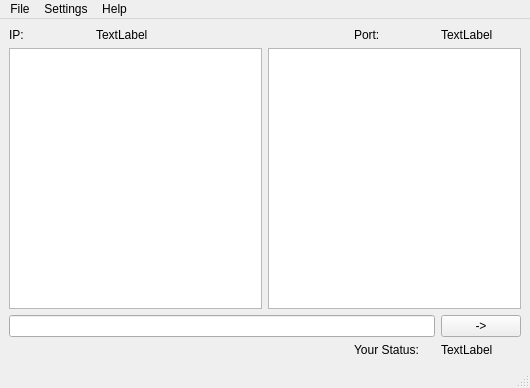
This is TeddyClient/clientwindow.ui in TeddyReady/TeddyChat as Qt 5 draws it before an edit. The edited form follows.
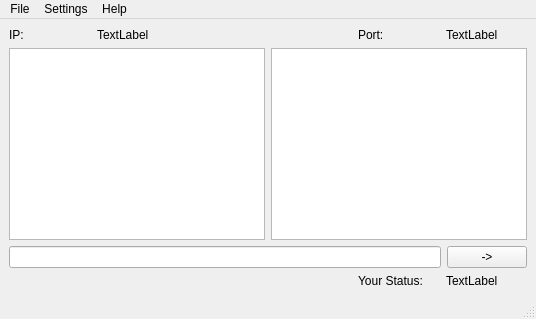
This is the edited form.

Diff of the .ui file:
```diff
--- a/TeddyClient/clientwindow.ui
+++ b/TeddyClient/clientwindow.ui
@@ -2,20 +2,6 @@
 <ui version="4.0">
  <class>ClientWindow</class>
  <widget class="QMainWindow" name="ClientWindow">
-  <property name="geometry">
-   <rect>
-    <x>0</x>
-    <y>0</y>
-    <width>530</width>
-    <height>388</height>
-   </rect>
-  </property>
-  <property name="minimumSize">
-   <size>
-    <width>530</width>
-    <height>388</height>
-   </size>
-  </property>
   <property name="windowTitle">
    <string>MainWindow</string>
   </property>
@@ -106,7 +92,7 @@
     <rect>
      <x>0</x>
      <y>0</y>
-     <width>530</width>
+     <width>538</width>
      <height>20</height>
     </rect>
    </property>
```
